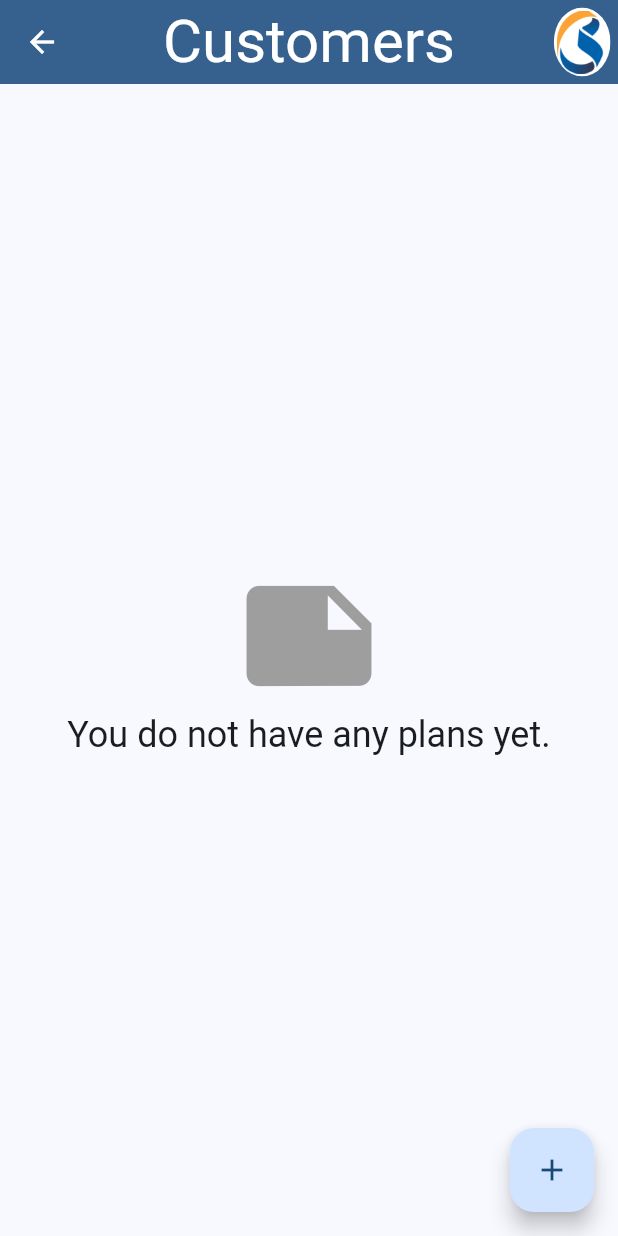
After one commit to ymmot239/invoices_beta, a Flutter app: the CustomersScreen screen opened by its route, on a phone screen of 412 x 824 dp. The commit adds this screen. Run offline on Flutter 3.47's test engine with Material 2 defaults, Android fonts, the light colour scheme and no system bars; our stand-ins replace firebase_core; accounts and stored records are empty.

Commit message:
added model view seperation

```diff
--- /dev/null
+++ b/lib/customer_provider.dart
@@ -0,0 +1,18 @@
+import 'package:flutter/material.dart';
+
+import '../models/data_layer.dart';
+
+class CustomerProvider
+    extends InheritedNotifier<ValueNotifier<List<Customer>>> {
+  const CustomerProvider(
+      {super.key,
+      required Widget child,
+      required ValueNotifier<List<Customer>> notifier})
+      : super(child: child, notifier: notifier);
+
+  static ValueNotifier<List<Customer>> of(BuildContext context) {
+    return context
+        .dependOnInheritedWidgetOfExactType<CustomerProvider>()!
+        .notifier!;
+  }
+}
--- a/lib/main.dart
+++ b/lib/main.dart
@@ -1,17 +1,30 @@
 //import 'dart:js_interop';
 
 import 'package:flutter/material.dart';
+import 'package:invoices_beta/customer_provider.dart';
+import 'package:invoices_beta/models/customer.dart';
 
-import 'edit.dart';
-import 'home.dart';
-import 'materials.dart';
+import 'views/edit.dart';
+import 'views/home.dart';
+import 'views/CustomersScreen.dart';
 
 void main() {
+  runApp(
+    const InvoicesApp(),
+  );
+}
+
+class InvoicesApp extends StatelessWidget {
+  const InvoicesApp({super.key});
+
+  @override
+  Widget build(BuildContext context) {
     const mainColor = Colors.blue;
     const textColor = Colors.white;
     var colorscheme = ColorScheme.fromSeed(seedColor: mainColor);
-  runApp(
-    MaterialApp(
+    return CustomerProvider(
+      notifier: ValueNotifier<List<Customer>>(const []),
+      child: MaterialApp(
         title: "Invoice Management",
         // Start the app with the "/" named route. In this case, the app starts
         // on the FirstScreen widget.
@@ -22,8 +35,7 @@ void main() {
           // When navigating to the "/second" route, build the SecondScreen widget.
           '/prices': (context) => const Placeholder(),
           '/invoice': (context) => const Placeholder(),
-        '/materials': (context) => const Materials(),
-        '/materials/edit': (context) => const Edit(customdata: ''),
+          '/customers': (context) => const CustomersScreen(),
         },
         theme: ThemeData(
             useMaterial3: true,
@@ -50,3 +62,4 @@ void main() {
       ),
     );
   }
+}
--- /dev/null
+++ b/lib/models/customer.dart
@@ -0,0 +1,15 @@
+import 'package:invoices_beta/models/house.dart';
+
+class Customer {
+  static int count = 0;
+  final int id = count++;
+  final String name;
+  final String desc;
+  final List<House> houses;
+
+  Customer({
+    this.name = 'none',
+    this.desc = 'none',
+    this.houses = const [],
+  });
+}
--- /dev/null
+++ b/lib/models/data_layer.dart
@@ -0,0 +1,3 @@
+export 'customer.dart';
+export 'house.dart';
+export 'gutter.dart';
--- /dev/null
+++ b/lib/models/house.dart
@@ -0,0 +1,15 @@
+import 'package:invoices_beta/models/gutter.dart';
+
+class House {
+  final String name;
+  final String desc;
+  final int number;
+  final List<Gutter> gutters;
+
+  const House({
+    this.name = 'none',
+    this.desc = 'none',
+    this.number = 0,
+    this.gutters = const [],
+  });
+}
--- /dev/null
+++ b/lib/views/CustomersScreen.dart
@@ -0,0 +1,119 @@
+//import 'dart:js_interop';
+
+import 'package:flutter/material.dart';
+import 'package:invoices_beta/customer_provider.dart';
+import 'package:invoices_beta/models/data_layer.dart';
+
+import 'edit.dart';
+import 'logo_icon.dart';
+
+class CustomersScreen extends StatefulWidget {
+  const CustomersScreen({super.key});
+
+  @override
+  State<CustomersScreen> createState() => _CustomersState();
+}
+
+class _CustomersState extends State<CustomersScreen> {
+  List<dynamic> listSelection = [];
+  int index = 0;
+  int _count = 1;
+  final scrollController = ScrollController();
+
+  @override
+  void initState() {
+    super.initState();
+    listSelection = [
+      {
+        'id': 0,
+        'header': 'unnamed customer 0',
+        //'icon': const Icon(Icons.add_circle_outlined),
+        //'taps': _addNewUploadDoc(),
+      },
+    ];
+  }
+
+  @override
+  Widget build(BuildContext context) {
+    return LayoutBuilder(builder: (context, constraints) {
+      return Scaffold(
+        appBar: AppBar(
+          title: const Text('Customers'),
+          centerTitle: true,
+          iconTheme: Theme.of(context).iconTheme,
+          actions: [LogoIcon()],
+        ),
+        floatingActionButton: _buildAddCustomerButton(),
+        body: Center(
+          child: Column(
+            mainAxisAlignment: MainAxisAlignment.center,
+            children: [Expanded(child: _buildCustomerList())],
+          ),
+        ),
+      );
+    });
+  }
+
+  Widget _buildCustomerList() {
+    ValueNotifier<List<Customer>> customerNotifier =
+        CustomerProvider.of(context);
+    List<Customer> customers = customerNotifier.value;
+    if (customers.isEmpty) {
+      return Column(
+          mainAxisAlignment: MainAxisAlignment.center,
+          children: <Widget>[
+            const Icon(Icons.note, size: 100, color: Colors.grey),
+            Text('You do not have any plans yet.',
+                style: Theme.of(context).textTheme.headlineSmall)
+          ]);
+    } else {
+      return Scrollbar(
+        child: ListView.separated(
+          controller: scrollController,
+          itemCount: customers.length,
+          separatorBuilder: (context, index) => const Divider(thickness: 1),
+          itemBuilder: (context, index) {
+            final customer = customers[index];
+            ListTile(
+              title: Text(customer.name),
+              onTap: () {
+                Navigator.of(context).push(
+                  MaterialPageRoute(
+                    builder: (_) => Edit(customdata: listSelection[index]),
+                  ),
+                );
+              },
+              leading: listSelection[index]['icon'],
+            );
+          },
+        ),
+      );
+    }
+  }
+
+  Widget _buildAddCustomerButton() {
+    return FloatingActionButton(
+      child: const Icon(Icons.add),
+      onPressed: () {
+        _addNewCustomer();
+      },
+    );
+  }
+
+  void _addNewCustomer() {
+    setState(() {
+      listSelection.insert(_count, {
+        'id': _count,
+        'header': 'unnamed customer ' + (_count).toString(),
+        //'icon': Icon(Icons.add_circle_outlined),
+      });
+      _count++;
+    });
+  }
+
+  @override
+  void dispose() {
+    scrollController.dispose();
+    super.dispose();
+  }
+}
--- a/lib/home.dart
+++ b/lib/views/home.dart
@@ -54,7 +54,7 @@ class Home extends StatelessWidget {
                     constraints.maxWidth - (constraints.maxWidth * .2),
                     constraints.maxHeight * .08),
               ),
-              child: Text('Invoice',
+              child: Text('Invoices',
                   style: Theme.of(context).textTheme.displayMedium!.copyWith(
                         color: Theme.of(context).colorScheme.primary,
                       )),
@@ -64,14 +64,14 @@ class Home extends StatelessWidget {
               // Within the `FirstScreen` widget
               onPressed: () {
                 // Navigate to the second screen using a named route.
-                Navigator.pushNamed(context, '/materials');
+                Navigator.pushNamed(context, '/customers');
               },
               style: ElevatedButton.styleFrom(
                 minimumSize: Size(
                     constraints.maxWidth - (constraints.maxWidth * .2),
                     constraints.maxHeight * .08),
               ),
-              child: Text('Material',
+              child: Text('Customers',
                   style: Theme.of(context).textTheme.displayMedium!.copyWith(
                         color: Theme.of(context).colorScheme.primary,
                       )),
```
Also changed, not shown: lib/models/gutter.dart (added, +15 -0 lines), lib/views/_materials.dart (renamed from lib/materials.dart, +2 -5 lines), lib/views/platform_alert.dart (added, +49 -0 lines), lib/views/_main.dart (renamed from lib/_main.dart), lib/views/edit.dart (renamed from lib/edit.dart), lib/views/firebase_options.dart (added), lib/views/logo_icon.dart (renamed from lib/logo_icon.dart), 5 other files. Lines whose indentation alone changed are shown as unchanged.
